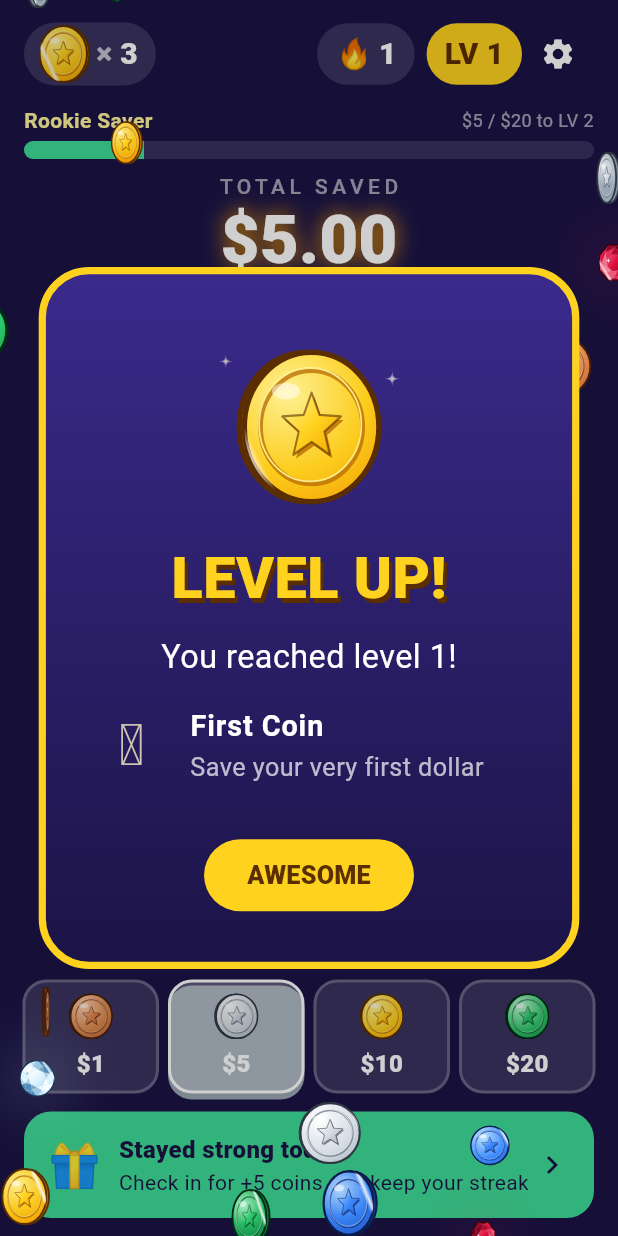
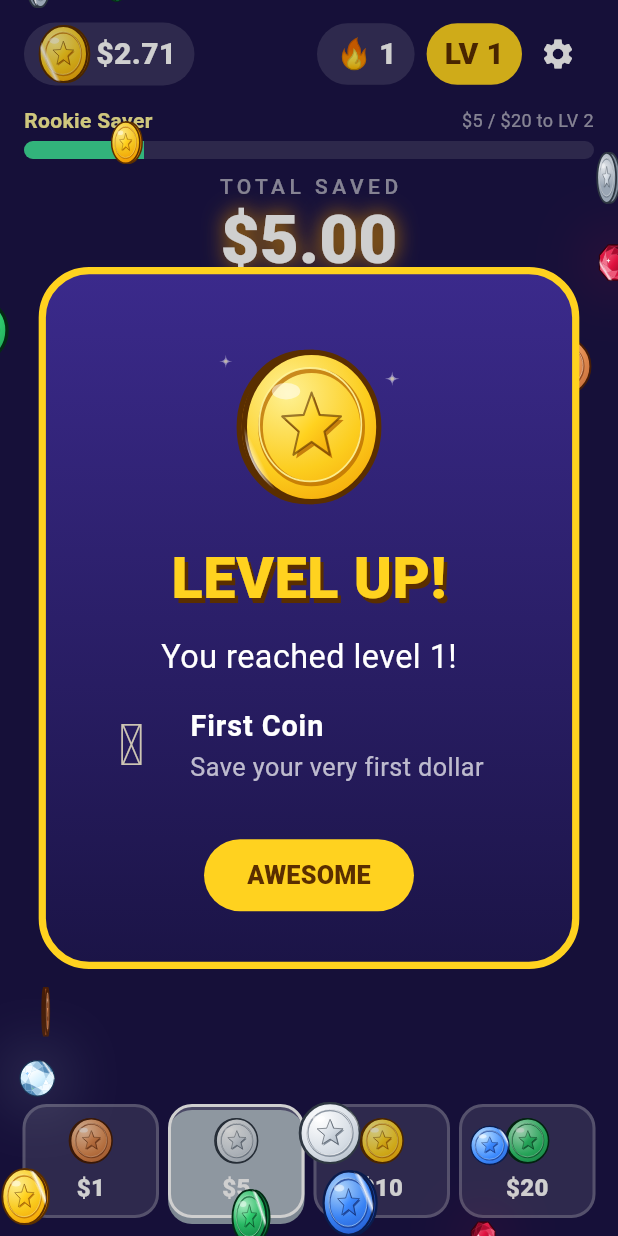
Before and after one commit to wpalace/quit-cash-mobile, a Flutter app: the HomeScreen widget shown alone on an empty page, opened directly, after a tap on an icon or button, on a phone screen of 412 x 824 dp. Run offline on Flutter 3.47's test engine with Material 3 defaults, Android fonts, the light colour scheme and no system bars; our stand-ins replace flutter_local_notifications, flutter_timezone, shared_preferences, timezone; accounts and stored records are empty.

Commit message:
feat: track only dollars — remove daily check-in/bonus and cosmetic coin currency
- Top-bar counter now shows total dollars saved (rolls up as coins land).
- Badges are dollar milestones ('Coin Collector' -> 'Quarter Stack' $25;
  'First Coin' needs $1 saved).
- Legacy check-in rows in saved data are skipped on load.
- Reminder copy talks about dollars, not coins or bonuses.
- Celebration dialog scrolls when many badges unlock at once.

```diff
--- a/lib/data/repositories/prefs_savings_repository.dart
+++ b/lib/data/repositories/prefs_savings_repository.dart
@@ -26,7 +26,8 @@ class PrefsSavingsRepository implements SavingsRepository {
     try {
       final list = jsonDecode(raw) as List<Object?>;
       return [
-        for (final row in list) SaveEntry.fromJson(row as Map<String, Object?>),
+        for (final row in list)
+          ?SaveEntry.tryFromJson(row as Map<String, Object?>),
       ];
     } on TypeError catch (e) {
       throw FormatException('Unreadable savings history: $e');
--- a/lib/data/services/reminder_service.dart
+++ b/lib/data/services/reminder_service.dart
@@ -20,7 +20,7 @@ abstract class ReminderService {
   Future<void> schedule(
     ReminderFrequency frequency, {
     required int streak,
-    required int coins,
+    required int dollars,
   });
 }
 
@@ -39,7 +39,7 @@ class NoopReminderService implements ReminderService {
   Future<void> schedule(
     ReminderFrequency frequency, {
     required int streak,
-    required int coins,
+    required int dollars,
   }) async {}
 }
 
@@ -75,7 +75,7 @@ class LocalNotificationReminderService implements ReminderService {
     android: AndroidNotificationDetails(
       'quitcash_reminders',
       'Reminders',
-      channelDescription: 'Streak and daily bonus reminders',
+      channelDescription: 'Savings reminders',
       importance: Importance.defaultImportance,
     ),
     iOS: DarwinNotificationDetails(),
@@ -144,7 +144,7 @@ class LocalNotificationReminderService implements ReminderService {
   Future<void> schedule(
     ReminderFrequency frequency, {
     required int streak,
-    required int coins,
+    required int dollars,
   }) async {
     try {
       await _init();
@@ -152,7 +152,7 @@ class LocalNotificationReminderService implements ReminderService {
       final times = reminderTimes(DateTime.now(), frequency);
       for (var i = 0; i < times.length; i++) {
         final t = times[i];
-        final copy = reminderCopy(i, streak: streak, coins: coins);
+        final copy = reminderCopy(i, streak: streak, dollars: dollars);
         await _plugin.zonedSchedule(
           id: 1000 + i,
           title: copy.title,
--- a/lib/domain/models/progress.dart
+++ b/lib/domain/models/progress.dart
@@ -22,17 +22,13 @@ class Achievement {
 /// one more level (\$2000 = L8, \$3000 = L9, ...). Below \$1 is Level 0.
 const levelThresholds = [1, 20, 50, 100, 200, 500, 1000];
 
-/// Coins awarded for one daily check-in. Coins are a cosmetic currency:
-/// they never add to total saved and never affect level.
-const checkInCoins = 5;
-
 final List<Achievement> achievements = [
   Achievement(
     'first',
     'First Coin',
     'Save your very first dollar',
     '🪙',
-    (p) => p.saveCount >= 1,
+    (p) => p.totalCents >= 100,
   ),
   Achievement(
     'ten',
@@ -84,11 +80,11 @@ final List<Achievement> achievements = [
     (p) => p.bestStreak >= 30,
   ),
   Achievement(
-    'taps25',
-    'Coin Collector',
-    'Collect 25 coins',
+    'twentyfive',
+    'Quarter Stack',
+    'Save \$25 in total',
     '⭐',
-    (p) => p.saveCount >= 25,
+    (p) => p.totalCents >= 2500,
   ),
   Achievement(
     'lvl5',
@@ -104,28 +100,17 @@ DateTime _day(DateTime t) => DateTime(t.year, t.month, t.day);
 class Progress {
   Progress._({
     required this.totalCents,
-    required this.saveCount,
     required this.currentStreak,
     required this.bestStreak,
-    required this.checkedInToday,
-    required this.coins,
   });
 
   factory Progress.from(List<SaveEntry> entries, {DateTime? now}) {
     final today = _day(now ?? DateTime.now());
-    var cents = 0, saves = 0, coins = 0;
-    var checkedIn = false;
+    var cents = 0;
     final days = <DateTime>{};
     for (final e in entries) {
       days.add(_day(e.at));
-      if (e.kind == EntryKind.save) {
-        cents += e.cents;
-        saves++;
-        coins += (e.cents ~/ 100).clamp(1, 1 << 30);
-      } else {
-        coins += checkInCoins;
-        if (_day(e.at) == today) checkedIn = true;
-      }
+      cents += e.cents;
     }
     final sorted = days.toList()..sort();
     var best = 0, run = 0;
@@ -144,22 +129,14 @@ class Progress {
     }
     return Progress._(
       totalCents: cents,
-      saveCount: saves,
       currentStreak: current,
       bestStreak: best,
-      checkedInToday: checkedIn,
-      coins: coins,
     );
   }
 
   final int totalCents;
-  final int saveCount;
   final int currentStreak;
   final int bestStreak;
-  final bool checkedInToday;
-
-  /// Collected coin count shown in the HUD (1 per dollar, min 1 per tap).
-  final int coins;
 
   double get total => totalCents / 100.0;
 
--- a/lib/domain/models/reminder_plan.dart
+++ b/lib/domain/models/reminder_plan.dart
@@ -59,32 +59,37 @@ List<DateTime> reminderTimes(
 typedef ReminderCopy = ({String title, String body});
 
 /// On-brand rotating copy. [i] is the reminder's index in the batch.
-ReminderCopy reminderCopy(int i, {required int streak, required int coins}) {
+ReminderCopy reminderCopy(int i, {required int streak, required int dollars}) {
   final lines = <ReminderCopy>[
-    (
-      title: '🪙 Your coins are getting lonely',
-      body: 'You have $coins coins. Skip one craving and grab another!',
-    ),
+    dollars > 0
+        ? (
+            title: '💰 \$$dollars saved so far',
+            body: 'Skip one more craving today and watch it grow.',
+          )
+        : (
+            title: '💰 Your first dollar is waiting',
+            body: 'Skip one craving today and bank what you saved.',
+          ),
     streak > 0
         ? (
             title: '🔥 $streak-day streak on the line!',
-            body: 'Check in now to keep it burning. Bonus coins waiting.',
+            body: 'Bank a saving today to keep it burning.',
           )
         : (
             title: '🔥 Light a new streak today',
-            body: 'One check-in starts the fire. Bonus coins waiting.',
+            body: 'Bank one saving today to start the fire.',
           ),
     (
-      title: '✨ Bling! Daily bonus ready',
-      body: 'Claim your free coins and bank what you saved today.',
+      title: '✨ What did you not spend today?',
+      body: 'Bank it in QuitCash. Every dollar counts.',
     ),
     (
       title: '💪 Craving? Turn it into gold',
-      body: 'Every skip is a coin. Tap to bank it and level up.',
+      body: 'Every skip is money kept. Tap to bank it and level up.',
     ),
     (
-      title: '🏆 A new badge is closer than you think',
-      body: 'Open QuitCash and see how far to your next level.',
+      title: '🏆 Your next milestone is closer than you think',
+      body: 'Open QuitCash and see how many dollars to your next level.',
     ),
   ];
   return lines[i % lines.length];
--- a/lib/domain/models/save_entry.dart
+++ b/lib/domain/models/save_entry.dart
@@ -1,5 +1,8 @@
 /// One recorded event. Amounts are integer cents to avoid float drift.
-enum EntryKind { save, checkIn }
+///
+/// Only savings are recorded. Older builds also stored daily check-ins
+/// (`'k': 'checkIn'`, zero cents); [SaveEntry.tryFromJson] skips them.
+enum EntryKind { save }
 
 class SaveEntry {
   const SaveEntry({required this.kind, required this.cents, required this.at});
@@ -16,6 +19,11 @@ class SaveEntry {
     't': at.millisecondsSinceEpoch,
   };
 
+  /// Parses one stored row, or returns null for a legacy non-save row
+  /// (such as an old daily check-in) that never counted as dollars.
+  static SaveEntry? tryFromJson(Map<String, Object?> json) =>
+      json['k'] == EntryKind.save.name ? SaveEntry.fromJson(json) : null;
+
   factory SaveEntry.fromJson(Map<String, Object?> json) => SaveEntry(
     kind: EntryKind.values.byName(json['k'] as String),
     cents: json['c'] as int,
--- a/lib/ui/core/view_models/savings_view_model.dart
+++ b/lib/ui/core/view_models/savings_view_model.dart
@@ -73,7 +73,11 @@ class SavingsViewModel extends ChangeNotifier {
     final f = _reminder;
     if (f == null) return;
     final p = progress;
-    await _reminders.schedule(f, streak: p.currentStreak, coins: p.coins);
+    await _reminders.schedule(
+      f,
+      streak: p.currentStreak,
+      dollars: p.totalCents ~/ 100,
+    );
   }
 
   bool _showFifty = false;
@@ -168,7 +172,7 @@ class SavingsViewModel extends ChangeNotifier {
         false;
     _loading = false;
     notifyListeners();
-    // Refresh the queued batch (and its streak/coin copy) on every launch.
+    // Refresh the queued batch (and its dollar copy) on every launch.
     await _reschedule();
   }
 
@@ -185,12 +189,6 @@ class SavingsViewModel extends ChangeNotifier {
     );
   }
 
-  /// Daily check-in. Returns null if already done today.
-  Future<Celebration?> checkIn() async {
-    if (progress.checkedInToday) return null;
-    return _record(SaveEntry(kind: EntryKind.checkIn, cents: 0, at: _clock()));
-  }
-
   Future<Celebration?> _record(SaveEntry e) async {
     final before = progress;
     if (await _repo.append(e) case Error(:final error)) {
@@ -199,7 +197,8 @@ class SavingsViewModel extends ChangeNotifier {
     }
     _entries = [..._entries, e];
     notifyListeners();
-    if (e.kind == EntryKind.checkIn) unawaited(_reschedule());
+    // Reminder copy quotes the total, so refresh it.
+    unawaited(_reschedule());
     final after = progress;
     final newIds = after.unlocked.difference(before.unlocked);
     return Celebration(
--- a/lib/ui/core/widgets/celebration_dialog.dart
+++ b/lib/ui/core/widgets/celebration_dialog.dart
@@ -1,22 +1,13 @@
 import 'package:flutter/material.dart';
 import 'package:flutter/services.dart';
-import 'package:quit_cash_mobile/domain/models/progress.dart';
 import 'package:quit_cash_mobile/ui/core/themes/palette.dart';
 import 'package:quit_cash_mobile/ui/core/view_models/savings_view_model.dart';
 import 'package:quit_cash_mobile/ui/core/widgets/coin_rain.dart';
 import 'package:quit_cash_mobile/ui/core/widgets/spinning_coin.dart';
 
-Future<void> showCelebration(
-  BuildContext context,
-  Celebration cel, {
-  bool checkIn = false,
-}) {
+Future<void> showCelebration(BuildContext context, Celebration cel) {
   HapticFeedback.heavyImpact();
-  final title = cel.newLevel != null
-      ? 'LEVEL UP!'
-      : cel.badges.isNotEmpty
-      ? 'BADGE UNLOCKED!'
-      : 'DAILY BONUS!';
+  final title = cel.newLevel != null ? 'LEVEL UP!' : 'BADGE UNLOCKED!';
   return showGeneralDialog(
     context: context,
     barrierDismissible: true,
@@ -35,6 +26,9 @@ Future<void> showCelebration(
             color: Colors.transparent,
             child: Container(
               width: 300,
+              constraints: BoxConstraints(
+                maxHeight: MediaQuery.sizeOf(context).height * 0.85,
+              ),
               padding: const EdgeInsets.all(24),
               decoration: BoxDecoration(
                 gradient: const LinearGradient(
@@ -45,6 +39,8 @@ Future<void> showCelebration(
                 borderRadius: BorderRadius.circular(28),
                 border: Border.all(color: Palette.gold, width: 4),
               ),
+              // Scrolls when many badges unlock at once (a big first save).
+              child: SingleChildScrollView(
                 child: Column(
                   mainAxisSize: MainAxisSize.min,
                   children: [
@@ -64,13 +60,10 @@ Future<void> showCelebration(
                     if (cel.newLevel != null)
                       Text(
                         'You reached level ${cel.newLevel}!',
-                      style: const TextStyle(color: Colors.white, fontSize: 18),
+                        style: const TextStyle(
+                          color: Colors.white,
+                          fontSize: 18,
                         ),
-                  if (checkIn && cel.newLevel == null && cel.badges.isEmpty)
-                    const Text(
-                      '+$checkInCoins coins (bonus coins)\nStreak protected!',
-                      textAlign: TextAlign.center,
-                      style: TextStyle(color: Colors.white, fontSize: 18),
                       ),
                     for (final b in cel.badges)
                       ListTile(
@@ -107,6 +100,7 @@ Future<void> showCelebration(
               ),
             ),
           ),
+        ),
       ],
     ),
   );
--- a/lib/ui/home/home_screen.dart
+++ b/lib/ui/home/home_screen.dart
@@ -33,8 +33,8 @@ class _HomeScreenState extends State<HomeScreen>
   double _amount = 5;
   int _fxId = 0;
 
-  /// Coins shown in the HUD lag the model until the flying coins land.
-  int? _displayCoins;
+  /// Dollars shown in the HUD lag the model until the flying coins land.
+  double? _displayTotal;
   bool _hudBump = false;
   bool _reminderPrompted = false;
 
@@ -64,7 +64,7 @@ class _HomeScreenState extends State<HomeScreen>
     unawaited(HapticFeedback.mediumImpact());
     unawaited(SystemSound.play(SystemSoundType.click));
     _squash.forward(from: 0);
-    final before = model.progress.coins;
+    final before = model.progress.total;
     final from = _centerOf(_heroKey);
     final to = _centerOf(_hudCoinKey);
     final cel = await model.addSavings(denom.dollars.toDouble());
@@ -75,10 +75,10 @@ class _HomeScreenState extends State<HomeScreen>
       );
       return;
     }
-    final gained = model.progress.coins - before;
-    final flights = math.min(gained, 8);
+    final gained = model.progress.total - before;
+    final flights = math.min(denom.dollars, 8);
     setState(() {
-      _displayCoins = before;
+      _displayTotal = before;
       final bk = ValueKey('b${_fxId++}');
       _fx.add(
         CoinBurst(
@@ -104,9 +104,9 @@ class _HomeScreenState extends State<HomeScreen>
               _removeFx(k);
               setState(() {
                 _hudBump = true;
-                _displayCoins = last
+                _displayTotal = last
                     ? null
-                    : before + ((i + 1) * gained ~/ flights);
+                    : before + gained * (i + 1) / flights;
               });
               Future.delayed(
                 const Duration(milliseconds: 120),
@@ -122,13 +122,6 @@ class _HomeScreenState extends State<HomeScreen>
         if (mounted) unawaited(showCelebration(context, cel));
       });
     }
-  }
-
-  Future<void> _checkIn(SavingsViewModel model) async {
-    unawaited(HapticFeedback.heavyImpact());
-    final cel = await model.checkIn();
-    if (!mounted || cel == null) return;
-    unawaited(showCelebration(context, cel, checkIn: true));
   }
 
   @override
@@ -151,7 +144,7 @@ class _HomeScreenState extends State<HomeScreen>
             children: [
               _Hud(
                 progress: p,
-                coins: _displayCoins ?? p.coins,
+                total: _displayTotal ?? p.total,
                 bump: _hudBump,
                 coinKey: _hudCoinKey,
               ),
@@ -175,8 +168,6 @@ class _HomeScreenState extends State<HomeScreen>
                   setState(() => _amount = d.dollars.toDouble());
                 },
               ),
-              const SizedBox(height: 12),
-              _DailyBonus(done: p.checkedInToday, onTap: () => _checkIn(model)),
               const SizedBox(height: 12),
             ],
           ),
@@ -286,12 +277,12 @@ const _hudLabel = TextStyle(
 class _Hud extends StatelessWidget {
   const _Hud({
     required this.progress,
-    required this.coins,
+    required this.total,
     required this.bump,
     required this.coinKey,
   });
   final Progress progress;
-  final int coins;
+  final double total;
   final bool bump;
   final GlobalKey coinKey;
 
@@ -303,8 +294,20 @@ class _Hud extends StatelessWidget {
         children: [
           Row(
             children: [
-              _CoinCounter(coins: coins, bump: bump, coinKey: coinKey),
-              const Spacer(),
+              Expanded(
+                child: Align(
+                  alignment: Alignment.centerLeft,
+                  child: FittedBox(
+                    fit: BoxFit.scaleDown,
+                    child: _DollarCounter(
+                      total: total,
+                      bump: bump,
+                      coinKey: coinKey,
+                    ),
+                  ),
+                ),
+              ),
+              const SizedBox(width: 8),
               _StreakPill(streak: progress.currentStreak),
               const SizedBox(width: 8),
               _Pill(
@@ -325,13 +328,14 @@ class _Hud extends StatelessWidget {
   }
 }
 
-class _CoinCounter extends StatelessWidget {
-  const _CoinCounter({
-    required this.coins,
+/// Top-bar total: dollars saved, rolling up as flying coins land.
+class _DollarCounter extends StatelessWidget {
+  const _DollarCounter({
+    required this.total,
     required this.bump,
     required this.coinKey,
   });
-  final int coins;
+  final double total;
   final bool bump;
   final GlobalKey coinKey;
 
@@ -350,11 +354,10 @@ class _CoinCounter extends StatelessWidget {
             ),
           ),
           const SizedBox(width: 6),
-          Text('× ', style: _hudLabel.copyWith(color: Colors.white70)),
           TickingNumber(
-            key: const Key('coin-count'),
-            value: coins.toDouble(),
-            format: (v) => v.round().toString(),
+            key: const Key('hud-total'),
+            value: total,
+            format: money,
             duration: const Duration(milliseconds: 250),
             style: _hudLabel,
           ),
@@ -550,65 +553,3 @@ class _DenomChip extends StatelessWidget {
     );
   }
 }
-
-class _DailyBonus extends StatelessWidget {
-  const _DailyBonus({required this.done, required this.onTap});
-  final bool done;
-  final VoidCallback onTap;
-
-  @override
-  Widget build(BuildContext context) {
-    return Padding(
-      padding: const EdgeInsets.symmetric(horizontal: 16),
-      child: Material(
-        color: done ? Palette.card : Palette.mint,
-        borderRadius: BorderRadius.circular(18),
-        child: InkWell(
-          key: const Key('daily-bonus'),
-          borderRadius: BorderRadius.circular(18),
-          onTap: done ? null : onTap,
-          child: Padding(
-            padding: const EdgeInsets.symmetric(horizontal: 16, vertical: 14),
-            child: Row(
-              children: [
-                Text(done ? '✅' : '🎁', style: const TextStyle(fontSize: 28)),
-                const SizedBox(width: 12),
-                Expanded(child: _BonusText(done: done)),
-                if (!done)
-                  const Icon(Icons.chevron_right, color: Palette.skyTop),
-              ],
-            ),
-          ),
-        ),
-      ),
-    );
-  }
-}
-
-class _BonusText extends StatelessWidget {
-  const _BonusText({required this.done});
-  final bool done;
-
-  @override
-  Widget build(BuildContext context) {
-    return Column(
-      crossAxisAlignment: CrossAxisAlignment.start,
-      children: [
-        Text(
-          done ? 'Daily bonus claimed' : 'Stayed strong today?',
-          style: TextStyle(
-            fontWeight: FontWeight.w900,
-            fontSize: 16,
-            color: done ? Colors.white70 : Palette.skyTop,
-          ),
-        ),
-        Text(
-          done
-              ? 'Come back tomorrow to keep the streak alive'
-              : 'Check in for +$checkInCoins coins and keep your streak',
-          style: TextStyle(color: done ? Colors.white54 : Palette.skyTop),
-        ),
-      ],
-    );
-  }
-}
```
Also changed, not shown: 6 other files. Lines whose indentation alone changed are shown as unchanged.
